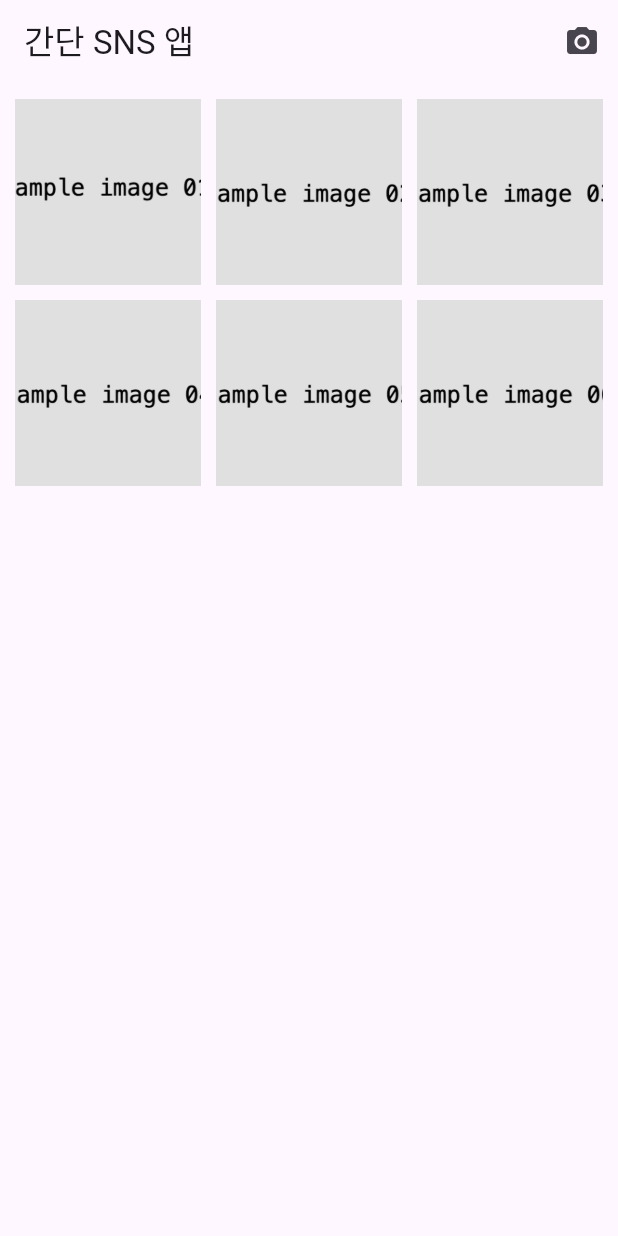
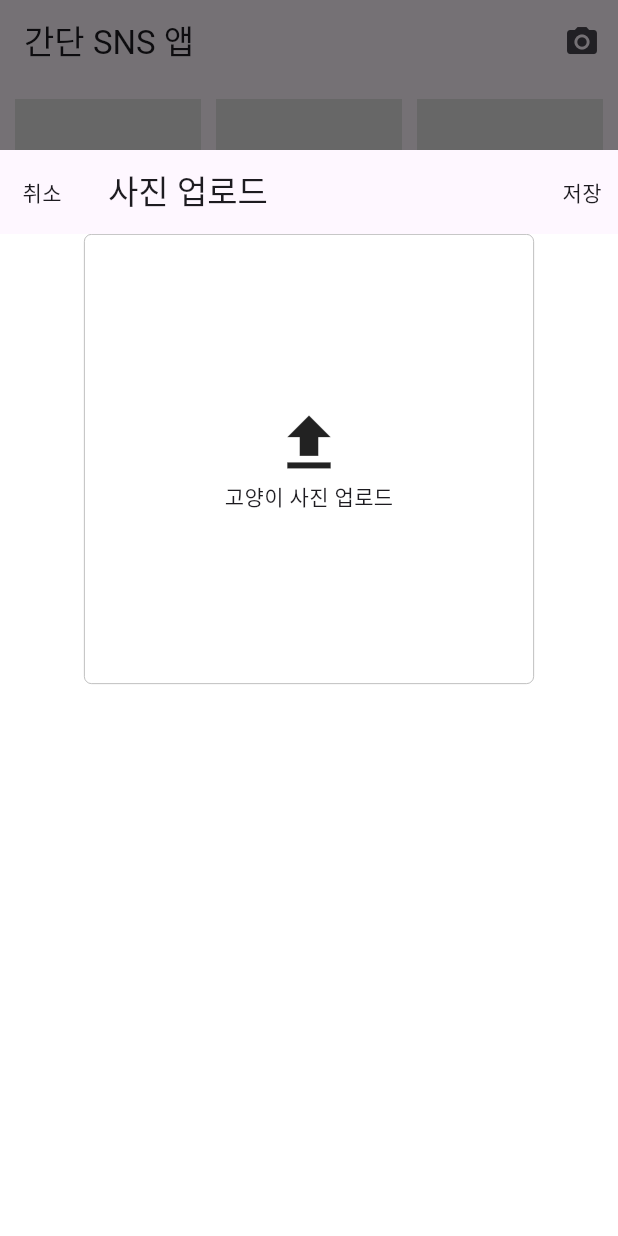
Before and after one commit to bekurin/blog_and_study, a Flutter app: the screen it shows after launch, after a tap on the "camera alt" icon, on a phone screen of 412 x 824 dp. Run offline on Flutter 3.47's test engine with Material 3 defaults, Android fonts, the phone set to English and light mode, and no system bars; project files that could hold a hidden picture were left out.

Commit message:
feat: implement upload screen component

```diff
--- a/Flutter/daily_cats_app/lib/screen/list_screen.dart
+++ b/Flutter/daily_cats_app/lib/screen/list_screen.dart
@@ -1,5 +1,6 @@
 import 'package:daily_cats_app/model/cat.dart';
 import 'package:daily_cats_app/screen/detail_screen.dart';
+import 'package:daily_cats_app/screen/upload_screen.dart';
 import 'package:flutter/material.dart';
 
 class ListScreen extends StatefulWidget {
@@ -16,7 +17,9 @@ class _ListScreenState extends State<ListScreen> {
       appBar: AppBar(
         title: const Text("간단 SNS 앱"),
         actions: [
-          IconButton(icon: const Icon(Icons.camera_alt), onPressed: () {})
+          IconButton(icon: const Icon(Icons.camera_alt), onPressed: () {
+            showDialog(context: context, builder: (_) => const UploadScreen());
+          })
         ],
       ),
       body: GridView.builder(
--- /dev/null
+++ b/Flutter/daily_cats_app/lib/screen/upload_screen.dart
@@ -0,0 +1,68 @@
+import 'package:flutter/material.dart';
+
+class UploadScreen extends StatefulWidget {
+  const UploadScreen({super.key});
+
+  @override
+  State<UploadScreen> createState() => _UploadScreenState();
+}
+
+class _UploadScreenState extends State<UploadScreen> {
+  @override
+  Widget build(BuildContext context) {
+    return Container(
+      width: MediaQuery.of(context).size.width,
+      height: MediaQuery.of(context).size.height,
+      padding: const EdgeInsets.only(top: 100.0),
+      child: SafeArea(
+        bottom: false,
+        child: Scaffold(
+          appBar: AppBar(
+            title: const Text("사진 업로드"),
+            leading: IconButton(
+              icon: const Text("취소"),
+              padding: EdgeInsets.zero,
+              onPressed: () {
+                Navigator.of(context).pop();
+              },
+            ),
+            actions: <Widget>[
+              IconButton(
+                icon: const Text("저장"),
+                padding: EdgeInsets.zero,
+                onPressed: () {
+                  Navigator.of(context).pop();
+                },
+              )
+            ],
+          ),
+          body: Container(
+            color: Colors.white,
+            child: Center(
+              child: Column(
+                children: [
+                  Container(
+                    width: 300.0,
+                    height: 300.0,
+                    decoration: BoxDecoration(
+                      borderRadius: BorderRadius.circular(5.0),
+                      border: Border.all(
+                          width: 0.5, color: const Color(0xFFAAAAAA)),
+                    ),
+                    child: const Column(
+                      mainAxisAlignment: MainAxisAlignment.center,
+                      children: [
+                        Icon(Icons.upload, size: 50.0),
+                        Text("고양이 사진 업로드")
+                      ],
+                    ),
+                  )
+                ],
+              ),
+            ),
+          ),
+        ),
+      ),
+    );
+  }
+}
```
